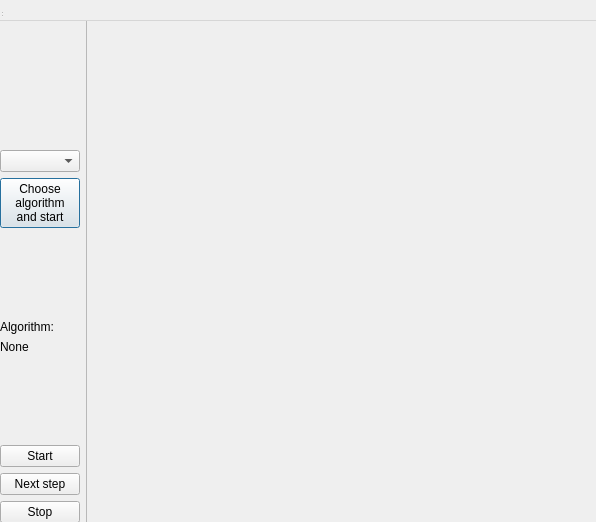
Qt form Graph_algorithms/GraphUI/graphplotwindow.ui (symphony-of-nirfolio-uni/graph-algorithms) before a commit.
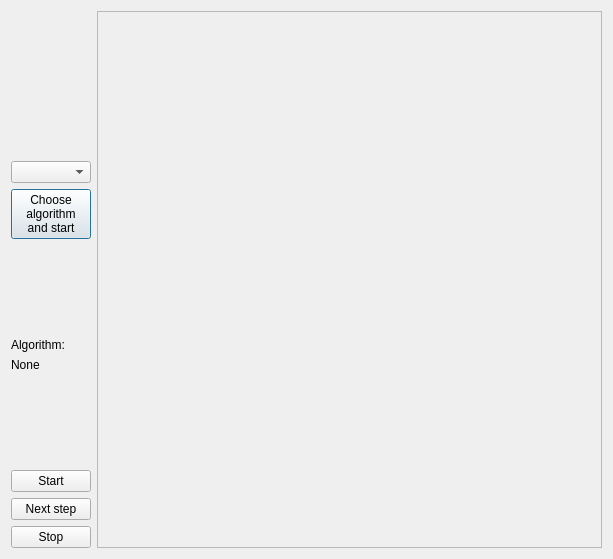
The same form after that commit.

Diff of the .ui file:
```diff
--- a/Graph_algorithms/GraphUI/graphplotwindow.ui
+++ b/Graph_algorithms/GraphUI/graphplotwindow.ui
@@ -6,39 +6,14 @@
    <rect>
     <x>0</x>
     <y>0</y>
-    <width>596</width>
-    <height>522</height>
+    <width>613</width>
+    <height>559</height>
    </rect>
   </property>
   <property name="windowTitle">
    <string>MainWindow</string>
   </property>
-  <widget class="QWidget" name="centralwidget">
-   <property name="geometry">
-    <rect>
-     <x>0</x>
-     <y>0</y>
-     <width>597</width>
-     <height>523</height>
-    </rect>
-   </property>
    <layout class="QHBoxLayout" name="horizontalLayout">
-    <item>
-     <spacer name="horizontalSpacer_2">
-      <property name="orientation">
-       <enum>Qt::Horizontal</enum>
-      </property>
-      <property name="sizeType">
-       <enum>QSizePolicy::Fixed</enum>
-      </property>
-      <property name="sizeHint" stdset="0">
-       <size>
-        <width>0</width>
-        <height>40</height>
-       </size>
-      </property>
-     </spacer>
-    </item>
     <item>
      <layout class="QVBoxLayout" name="verticalLayout">
       <item>
@@ -224,35 +199,14 @@
         <rect>
          <x>0</x>
          <y>0</y>
-         <width>498</width>
-         <height>519</height>
+        <width>501</width>
+        <height>539</height>
         </rect>
        </property>
       </widget>
      </widget>
     </item>
    </layout>
-  </widget>
-  <widget class="QMenuBar" name="menubar">
-   <property name="geometry">
-    <rect>
-     <x>0</x>
-     <y>0</y>
-     <width>613</width>
-     <height>21</height>
-    </rect>
-   </property>
-  </widget>
-  <widget class="QStatusBar" name="statusbar">
-   <property name="geometry">
-    <rect>
-     <x>0</x>
-     <y>0</y>
-     <width>3</width>
-     <height>18</height>
-    </rect>
-   </property>
-  </widget>
  </widget>
  <resources/>
  <connections/>
```
Lines whose indentation alone changed are shown as unchanged.
